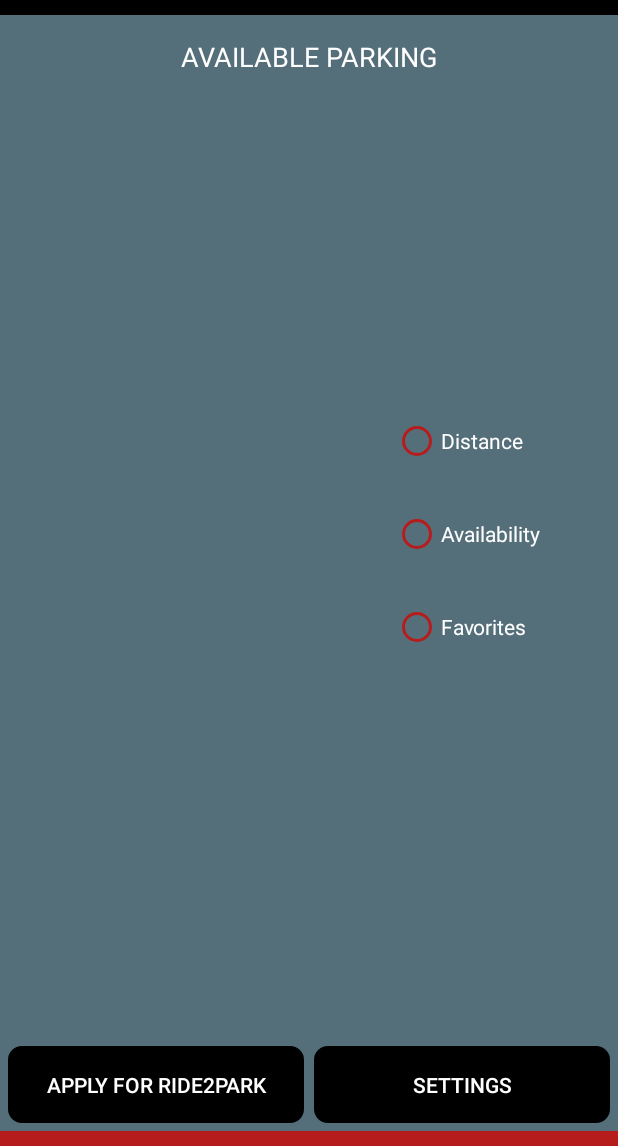
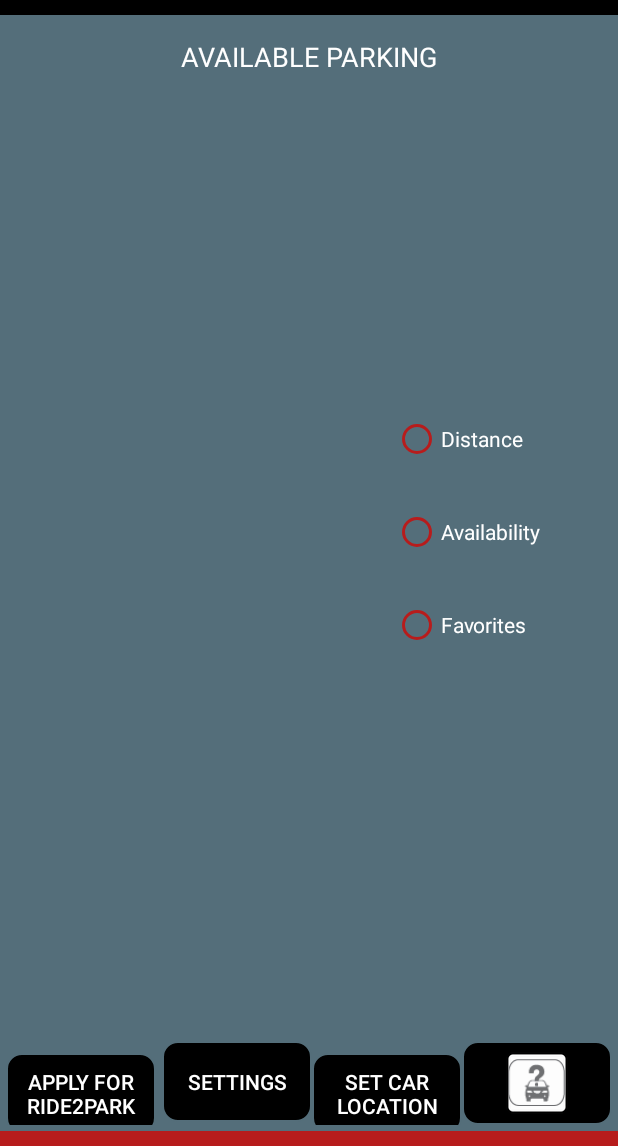
Before and after one commit to HawkParkNew/HawkPark01, an Android app: the screen it shows after launch once a user with an empty profile is signed in (HomeActivity), on a phone screen of 412 x 824 dp, the part 90-1236 px from its top. Run offline under Robolectric (Android 15) with nearby library versions, the phone set to English and light mode, and no system bars; our stand-ins replace Firebase (no records; nobody signed in at launch, a user with empty details on screens opened directly); 1 statement that could not run was skipped.

Commit message:
add CarLocation activity update activity_home update gradle with preferences

```diff
--- a/app/build.gradle
+++ b/app/build.gradle
@@ -34,6 +34,7 @@ dependencies {
     compile 'com.google.android.gms:play-services-auth:10.2.1'
     compile 'com.google.android.gms:play-services-maps:10.2.1'
     compile 'com.google.android.gms:play-services-location:10.2.1'
+    compile 'com.android.support:preference-v7:25.3.1'
     testCompile 'junit:junit:4.12'
 }
 
--- a/app/src/main/res/layout/activity_car_location.xml
+++ b/app/src/main/res/layout/activity_car_location.xml
@@ -52,9 +52,9 @@
         android:layout_alignParentLeft="true"
         android:layout_alignParentStart="true"
         android:layout_below="@+id/border_black"
-        android:layout_above="@+id/distanceTime" />
+        android:layout_above="@+id/distance" />
     <TextView
-        android:id="@+id/distanceTime"
+        android:id="@+id/distance"
         android:layout_width="match_parent"
         android:layout_height="40dp"
         android:text="Placeholder"
--- a/app/src/main/res/layout/activity_home.xml
+++ b/app/src/main/res/layout/activity_home.xml
@@ -144,6 +144,30 @@
             android:onClick="onButtonClicked_ha"
             android:textColor="@color/textWhite"/>
 
+        <Button
+            style="?android:attr/buttonBarButtonStyle"
+            android:id="@+id/btn_set_car_location"
+            android:layout_width="0dp"
+            android:layout_weight="1"
+            android:layout_height="wrap_content"
+            android:background="@drawable/round_corner_black"
+            android:padding="4dp"
+            android:text="@string/set_car_location"
+            android:onClick="setCarLocation"
+            android:textColor="@color/textWhite"/>
+
+        <ImageButton
+            style="?android:attr/buttonBarButtonStyle"
+            android:id="@+id/btn_car_location"
+            android:layout_width="0dp"
+            android:layout_weight="1"
+            android:layout_height="wrap_content"
+            android:background="@drawable/round_corner_black"
+            android:padding="4dp"
+            android:src="@mipmap/wheres_my_car"
+            android:onClick="onButtonClicked_ha"
+            android:textColor="@color/textWhite"/>
+
     </LinearLayout>
     <View
         android:id="@+id/border_red"
--- a/app/src/main/res/values/strings.xml
+++ b/app/src/main/res/values/strings.xml
@@ -45,25 +45,22 @@
     <string name="radio_full">Full</string>
 
     <!-- CARLOCATION STRINGS -->
+    <string name="set_car_location">Set Car Location</string>
+    <string name="car_location_saved">Car Location Saved</string>
     <string name="unknown">Unknown Location</string>
     <string name="carparc_diem">Parking Lot: CarParc Diem</string>
     <string name="lot_24">Parking Lot: 24</string>
     <string name="lot_60">Parking Lot: 60</string>
     <string name="time">Walking time to car: </string>
     <string name="distance">Walking distance to car: </string>
+    <string name="car_lat_position">Lat</string>
+    <string name="car_lng_position">Lng</string>
 
     <!-- GEOFENCING STRINGS -->
     <string name="geofence_transition_invalid_type">invalid %1$d</string>
     <string name="geofence_transition_entered">enter</string>
     <string name="geofence_transition_exited">exit</string>
     <string name="unknown_geofence_transition">unknown</string>
-    <!-- CAR LOCATION STRINGS -->
-    <string name="unknown">Unknown Location</string>
-    <string name="carparc_diem">Parking Lot: CarParc Diem</string>
-    <string name="lot_24">Parking Lot: 24</string>
-    <string name="lot_60">Parking Lot: 60</string>
-    <string name="time">Walking time to car: </string>
-    <string name="distance">Walking distance to car: </string>
     <!-- HOMEACTIVITY STRINGS -->
     <string name="radio_btn_distance_ha">Distance</string>
     <string name="radio_btn_availability_ha">Availability</string>
```
Also changed, not shown: app/src/main/java/com/example/android/hawkpark01/CarLocation.java (+59 -59 lines), app/src/main/java/com/example/android/hawkpark01/HomeActivity.java (+34 -7 lines), app/src/main/res/mipmap-hdpi/wheres_my_car.png (added), app/src/main/res/mipmap-mdpi/wheres_my_car.png (added), app/src/main/res/mipmap-xhdpi/wheres_my_car.png (added), app/src/main/res/mipmap-xxhdpi/wheres_my_car.png (added), app/src/main/res/mipmap-xxxhdpi/wheres_my_car.png (added), app/src/main/wheres_my_car-web.png (added).
